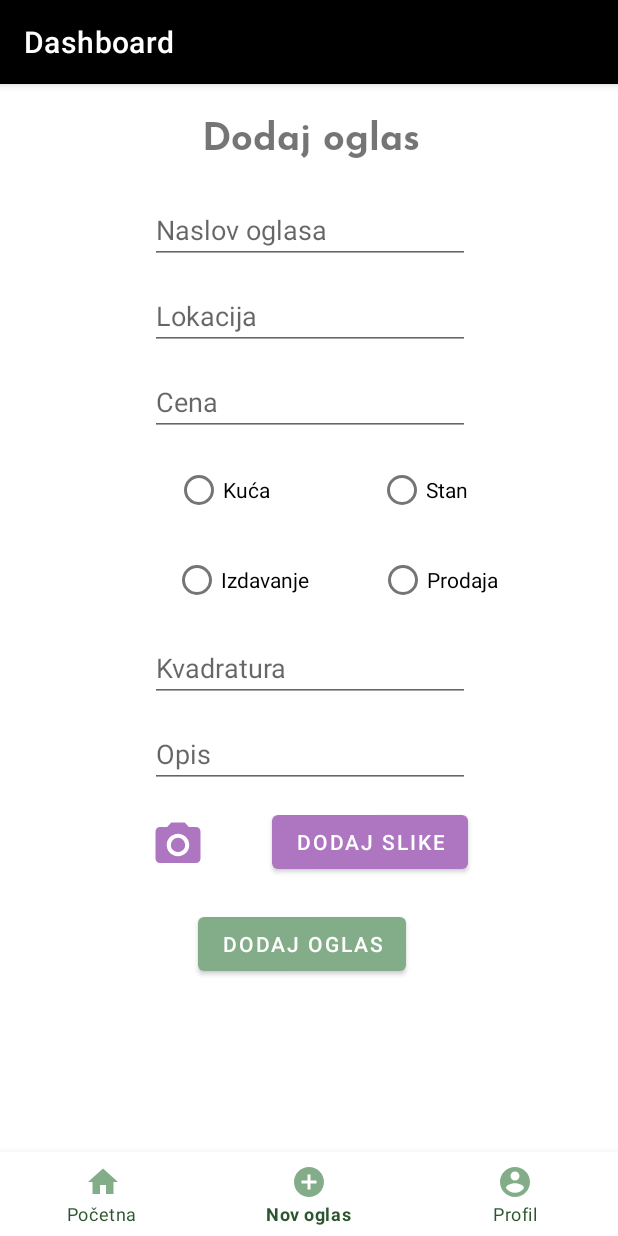
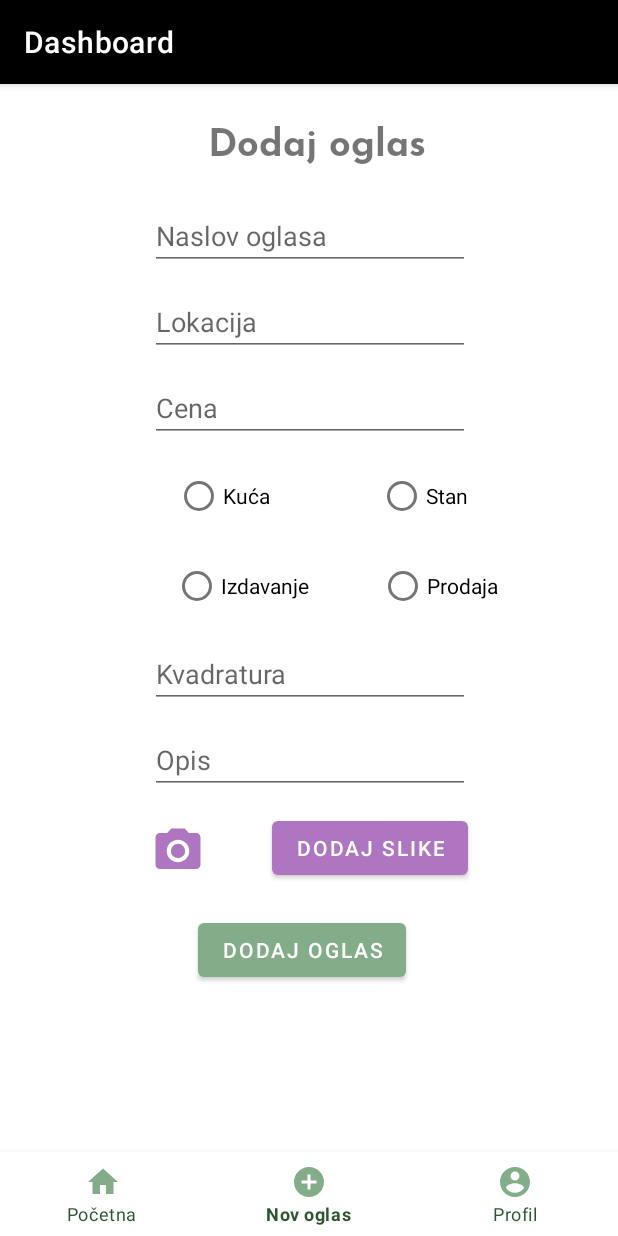
Before and after one commit to apetrovic2/SkuciSe, an Android app: the DashboardFragment screen opened through its navigation route, on a phone screen of 412 x 824 dp. Run offline under Robolectric (Android 15) with nearby library versions, the phone set to English and light mode, and no system bars; our stand-ins replace navigation-ui.

Commit message:
Dizajn stranice za dodavanje oglasa #7

```diff
--- a/SkuciSe/app/src/main/res/layout/fragment_dashboard.xml
+++ b/SkuciSe/app/src/main/res/layout/fragment_dashboard.xml
@@ -11,8 +11,8 @@
         android:id="@+id/textView5"
         android:layout_width="wrap_content"
         android:layout_height="wrap_content"
-        android:layout_marginTop="12dp"
-        android:layout_marginEnd="132dp"
+        android:layout_marginTop="16dp"
+        android:layout_marginEnd="128dp"
         android:fontFamily="@font/josefinsans_bold"
         android:text="Dodaj oglas"
         android:textSize="25dp"
```
